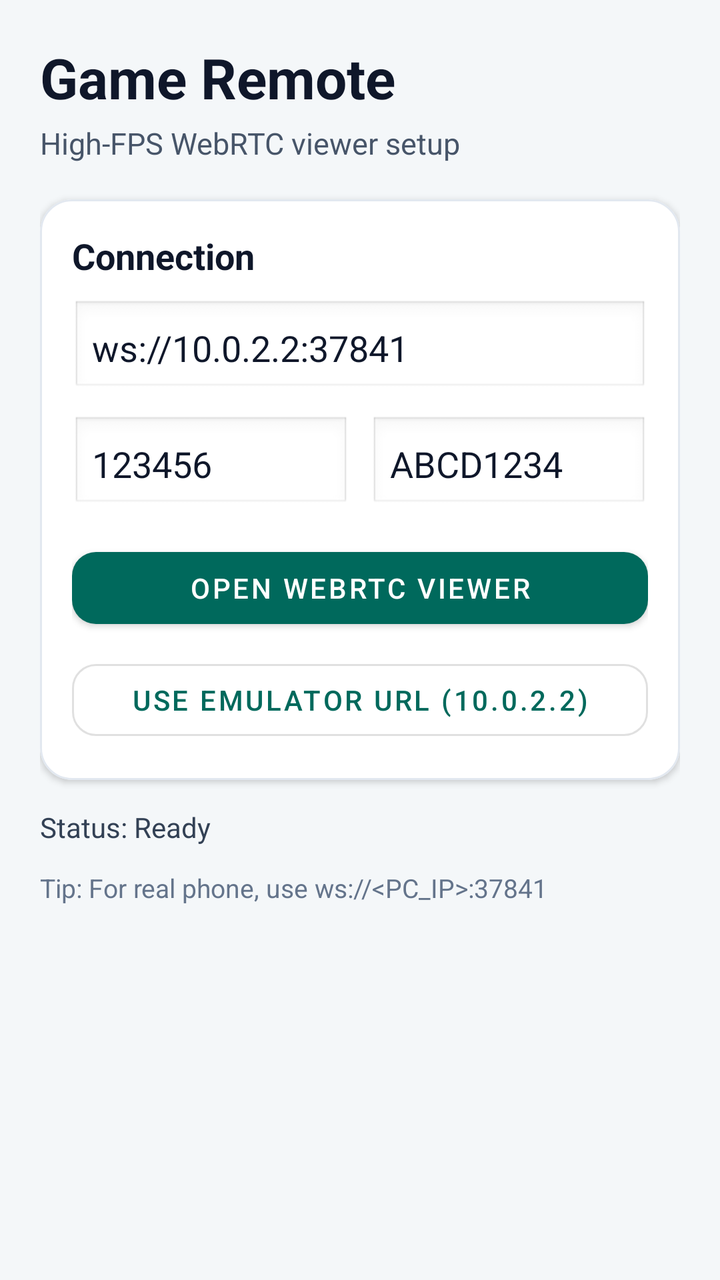
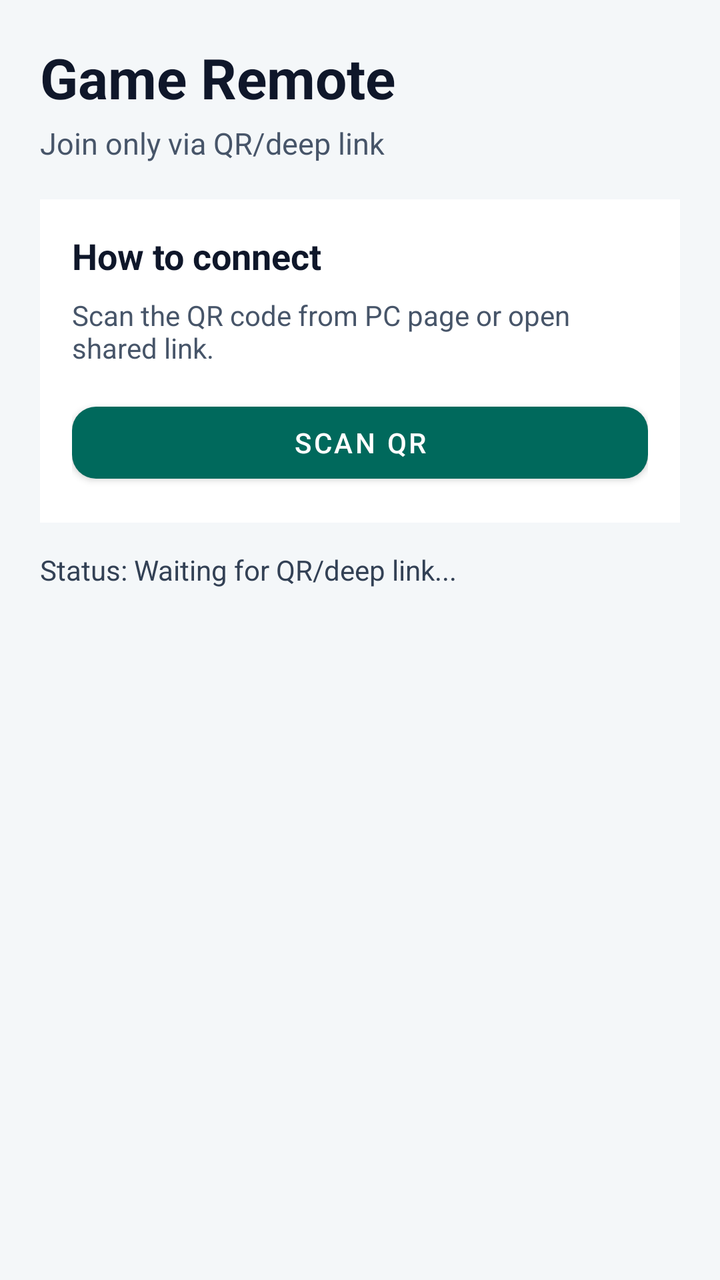

The first picture is an Android layout as it rendered before a commit; the second is the same layout after the commit. The layout source and the unified diff follow.
<!-- AndroidManifest.xml: application theme Theme.GameRemoteAndroid -->
<!-- res/layout/activity_main.xml -->
<?xml version="1.0" encoding="utf-8"?>
<ScrollView xmlns:android="http://schemas.android.com/apk/res/android"
    xmlns:app="http://schemas.android.com/apk/res-auto"
    android:layout_width="match_parent"
    android:layout_height="match_parent"
    android:background="#F4F7F9"
    android:fillViewport="true">

    <LinearLayout
        android:layout_width="match_parent"
        android:layout_height="wrap_content"
        android:orientation="vertical"
        android:padding="20dp">

        <TextView
            android:layout_width="match_parent"
            android:layout_height="wrap_content"
            android:text="Game Remote"
            android:textColor="#0F172A"
            android:textSize="28sp"
            android:textStyle="bold" />

        <TextView
            android:layout_width="match_parent"
            android:layout_height="wrap_content"
            android:layout_marginTop="4dp"
            android:text="High-FPS WebRTC viewer setup"
            android:textColor="#475569"
            android:textSize="15sp" />

        <com.google.android.material.card.MaterialCardView
            android:layout_width="match_parent"
            android:layout_height="wrap_content"
            android:layout_marginTop="18dp"
            app:cardBackgroundColor="#FFFFFF"
            app:cardCornerRadius="16dp"
            app:cardElevation="2dp"
            app:strokeColor="#E2E8F0"
            app:strokeWidth="1dp">

            <LinearLayout
                android:layout_width="match_parent"
                android:layout_height="wrap_content"
                android:orientation="vertical"
                android:padding="16dp">

                <TextView
                    android:layout_width="match_parent"
                    android:layout_height="wrap_content"
                    android:text="Connection"
                    android:textColor="#0F172A"
                    android:textSize="18sp"
                    android:textStyle="bold" />

                <EditText
                    android:id="@+id/etServerUrl"
                    android:layout_width="match_parent"
                    android:layout_height="wrap_content"
                    android:layout_marginTop="10dp"
                    android:background="@android:drawable/edit_text"
                    android:hint="ws://10.0.2.2:37841"
                    android:inputType="textUri"
                    android:padding="10dp"
                    android:textColor="#0F172A"
                    android:textColorHint="#64748B"
                    android:text="ws://10.0.2.2:37841" />

                <LinearLayout
                    android:layout_width="match_parent"
                    android:layout_height="wrap_content"
                    android:layout_marginTop="10dp"
                    android:orientation="horizontal">

                    <EditText
                        android:id="@+id/etCode"
                        android:layout_width="0dp"
                        android:layout_height="wrap_content"
                        android:layout_weight="1"
                        android:background="@android:drawable/edit_text"
                        android:hint="123456"
                        android:inputType="number"
                        android:maxLength="6"
                        android:padding="10dp"
                        android:textColor="#0F172A"
                        android:textColorHint="#64748B"
                        android:text="123456" />

                    <EditText
                        android:id="@+id/etToken"
                        android:layout_width="0dp"
                        android:layout_height="wrap_content"
                        android:layout_marginStart="10dp"
                        android:layout_weight="1"
                        android:background="@android:drawable/edit_text"
                        android:hint="ABCD1234"
                        android:inputType="textNoSuggestions"
                        android:padding="10dp"
                        android:textColor="#0F172A"
                        android:textColorHint="#64748B"
                        android:text="ABCD1234" />
                </LinearLayout>

                <com.google.android.material.button.MaterialButton
                    android:id="@+id/btnOpenWebRtc"
                    android:layout_width="match_parent"
                    android:layout_height="wrap_content"
                    android:layout_marginTop="14dp"
                    android:text="Open WebRTC Viewer"
                    app:cornerRadius="12dp"
                    app:iconPadding="8dp" />

                <com.google.android.material.button.MaterialButton
                    android:id="@+id/btnPresetEmulator"
                    style="@style/Widget.MaterialComponents.Button.OutlinedButton"
                    android:layout_width="match_parent"
                    android:layout_height="wrap_content"
                    android:layout_marginTop="8dp"
                    android:text="Use Emulator URL (10.0.2.2)"
                    app:cornerRadius="12dp" />
            </LinearLayout>
        </com.google.android.material.card.MaterialCardView>

        <TextView
            android:id="@+id/tvStatus"
            android:layout_width="match_parent"
            android:layout_height="wrap_content"
            android:layout_marginTop="14dp"
            android:text="Status: Ready"
            android:textColor="#334155"
            android:textSize="14sp" />

        <TextView
            android:layout_width="match_parent"
            android:layout_height="wrap_content"
            android:layout_marginTop="12dp"
            android:text="Tip: For real phone, use ws://&lt;PC_IP&gt;:37841"
            android:textColor="#64748B"
            android:textSize="13sp" />
    </LinearLayout>
</ScrollView>
<!-- resources referenced by this layout -->
<resources>
  <style name="Theme.GameRemoteAndroid" parent="Theme.MaterialComponents.DayNight.NoActionBar">
          <item name="colorPrimary">#00695C</item>
          <item name="colorPrimaryVariant">#004D40</item>
          <item name="colorOnPrimary">#FFFFFF</item>
          <item name="colorSecondary">#00897B</item>
          <item name="colorOnSecondary">#FFFFFF</item>
          <item name="android:statusBarColor" tools:targetApi="l">#004D40</item>
      </style>
</resources>

<!-- the commit's change to res/layout/activity_main.xml (unified diff, before → after) -->
@@ -24,117 +24,52 @@
             android:layout_width="match_parent"
             android:layout_height="wrap_content"
             android:layout_marginTop="4dp"
-            android:text="High-FPS WebRTC viewer setup"
+            android:text="Join only via QR/deep link"
             android:textColor="#475569"
             android:textSize="15sp" />
 
-        <com.google.android.material.card.MaterialCardView
+        <LinearLayout
             android:layout_width="match_parent"
             android:layout_height="wrap_content"
             android:layout_marginTop="18dp"
-            app:cardBackgroundColor="#FFFFFF"
-            app:cardCornerRadius="16dp"
-            app:cardElevation="2dp"
-            app:strokeColor="#E2E8F0"
-            app:strokeWidth="1dp">
+            android:background="#FFFFFF"
+            android:orientation="vertical"
+            android:padding="16dp">
 
-            <LinearLayout
+            <TextView
                 android:layout_width="match_parent"
                 android:layout_height="wrap_content"
-                android:orientation="vertical"
-                android:padding="16dp">
+                android:text="How to connect"
+                android:textColor="#0F172A"
+                android:textSize="18sp"
+                android:textStyle="bold" />
 
-                <TextView
-                    android:layout_width="match_parent"
-                    android:layout_height="wrap_content"
-                    android:text="Connection"
-                    android:textColor="#0F172A"
-                    android:textSize="18sp"
-                    android:textStyle="bold" />
+            <TextView
+                android:id="@+id/tvHint"
+                android:layout_width="match_parent"
+                android:layout_height="wrap_content"
+                android:layout_marginTop="8dp"
+                android:text="Scan the QR code from PC page or open shared link."
+                android:textColor="#475569"
+                android:textSize="14sp" />
 
-                <EditText
-                    android:id="@+id/etServerUrl"
-                    android:layout_width="match_parent"
-                    android:layout_height="wrap_content"
-                    android:layout_marginTop="10dp"
-                    android:background="@android:drawable/edit_text"
-                    android:hint="ws://10.0.2.2:37841"
-                    android:inputType="textUri"
-                    android:padding="10dp"
-                    android:textColor="#0F172A"
-                    android:textColorHint="#64748B"
-                    android:text="ws://10.0.2.2:37841" />
-
-                <LinearLayout
-                    android:layout_width="match_parent"
-                    android:layout_height="wrap_content"
-                    android:layout_marginTop="10dp"
-                    android:orientation="horizontal">
-
-                    <EditText
-                        android:id="@+id/etCode"
-                        android:layout_width="0dp"
-                        android:layout_height="wrap_content"
-                        android:layout_weight="1"
-                        android:background="@android:drawable/edit_text"
-                        android:hint="123456"
-                        android:inputType="number"
-                        android:maxLength="6"
-                        android:padding="10dp"
-                        android:textColor="#0F172A"
-                        android:textColorHint="#64748B"
-                        android:text="123456" />
-
-                    <EditText
-                        android:id="@+id/etToken"
-                        android:layout_width="0dp"
-                        android:layout_height="wrap_content"
-                        android:layout_marginStart="10dp"
-                        android:layout_weight="1"
-                        android:background="@android:drawable/edit_text"
-                        android:hint="ABCD1234"
-                        android:inputType="textNoSuggestions"
-                        android:padding="10dp"
-                        android:textColor="#0F172A"
-                        android:textColorHint="#64748B"
-                        android:text="ABCD1234" />
-                </LinearLayout>
-
-                <com.google.android.material.button.MaterialButton
-                    android:id="@+id/btnOpenWebRtc"
-                    android:layout_width="match_parent"
-                    android:layout_height="wrap_content"
-                    android:layout_marginTop="14dp"
-                    android:text="Open WebRTC Viewer"
-                    app:cornerRadius="12dp"
-                    app:iconPadding="8dp" />
-
-                <com.google.android.material.button.MaterialButton
-                    android:id="@+id/btnPresetEmulator"
-                    style="@style/Widget.MaterialComponents.Button.OutlinedButton"
-                    android:layout_width="match_parent"
-                    android:layout_height="wrap_content"
-                    android:layout_marginTop="8dp"
-                    android:text="Use Emulator URL (10.0.2.2)"
-                    app:cornerRadius="12dp" />
-            </LinearLayout>
-        </com.google.android.material.card.MaterialCardView>
+            <com.google.android.material.button.MaterialButton
+                android:id="@+id/btnScanQr"
+                android:layout_width="match_parent"
+                android:layout_height="wrap_content"
+                android:layout_marginTop="14dp"
+                android:text="Scan QR"
+                app:cornerRadius="12dp" />
+        </LinearLayout>
 
         <TextView
             android:id="@+id/tvStatus"
             android:layout_width="match_parent"
             android:layout_height="wrap_content"
             android:layout_marginTop="14dp"
-            android:text="Status: Ready"
+            android:text="Status: Waiting for QR/deep link..."
             android:textColor="#334155"
             android:textSize="14sp" />
 
-        <TextView
-            android:layout_width="match_parent"
-            android:layout_height="wrap_content"
-            android:layout_marginTop="12dp"
-            android:text="Tip: For real phone, use ws://&lt;PC_IP&gt;:37841"
-            android:textColor="#64748B"
-            android:textSize="13sp" />
     </LinearLayout>
 </ScrollView>
